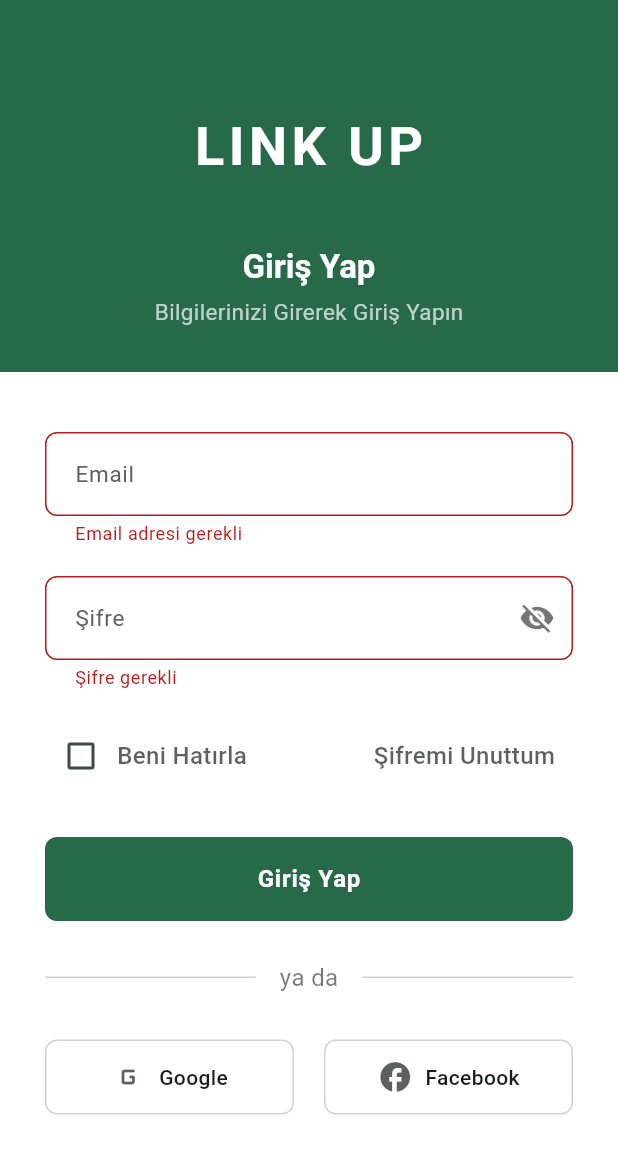
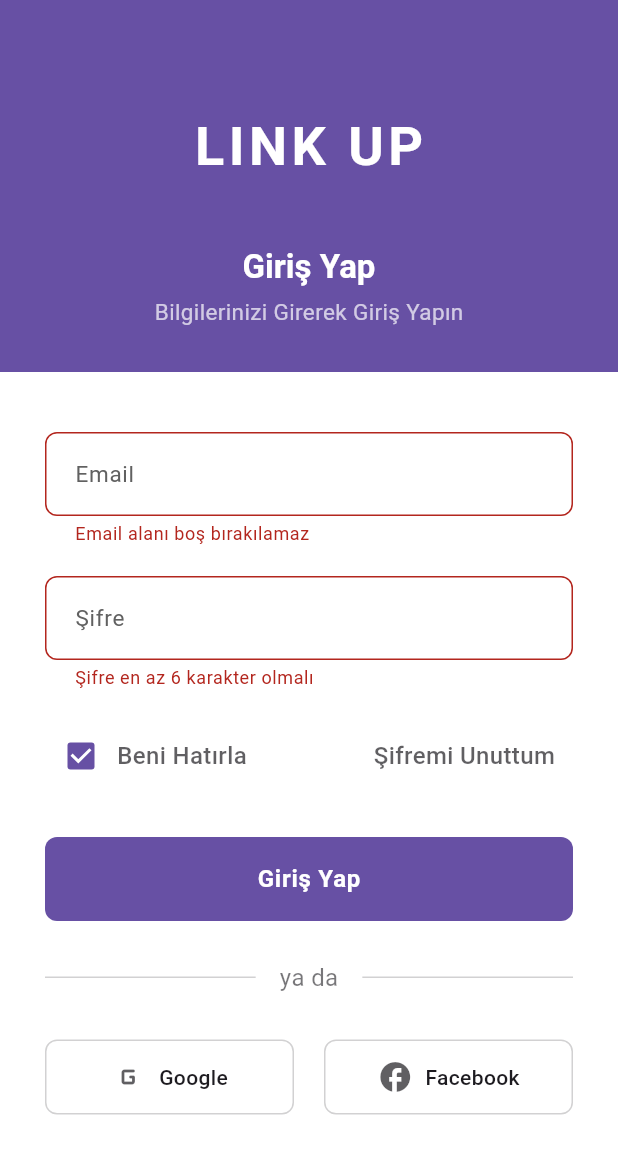
Before and after one commit to ricoglr/Linkup, a Flutter app: the screen it shows after launch, after a tap on "Giriş Yap", on a phone screen of 412 x 824 dp. Shown: the top 1154 px of the screen. Run offline on Flutter 3.47's test engine with Material 3 defaults, Android fonts, the light colour scheme and no system bars; our stand-ins replace firebase_auth, firebase_core, image_picker, shared_preferences; accounts and stored records are empty.

Commit message:
- Add secure navigation flow after authentication - Implement proper error handling for auth failures - Implement login/register functionality with email/password

```diff
--- a/lib/main.dart
+++ b/lib/main.dart
@@ -5,36 +5,33 @@
 import 'theme/theme_provider.dart';
 import 'package:firebase_core/firebase_core.dart';
 import 'firebase_options.dart';
+import 'widgets/bottom_navbar.dart';
 
-void main() {
+void main() async {
   WidgetsFlutterBinding.ensureInitialized();
-  Firebase.initializeApp(
+  await Firebase.initializeApp(
     options: DefaultFirebaseOptions.currentPlatform,
   );
-
-  runApp(ChangeNotifierProvider(
-      create: (context) => ThemeProvider(), child: MyApp()));
+  runApp(MyApp());
 }
 
-class MyApp extends StatefulWidget {
-  const MyApp({super.key});
-
-  @override
-  State<MyApp> createState() => MyAppState();
-}
-
-class MyAppState extends State<MyApp> {
+class MyApp extends StatelessWidget {
   @override
   Widget build(BuildContext context) {
-    return Consumer<ThemeProvider>(builder: (context, themeProvider, child) {
-      return MaterialApp(
-        title: 'LINK UP',
-        debugShowCheckedModeBanner: false,
-        theme:
-            themeProvider.isDarkMode ? AppTheme.darkTheme : AppTheme.lightTheme,
-        themeMode: themeProvider.isDarkMode ? ThemeMode.dark : ThemeMode.light,
-        home: LoginScreen(),
-      );
-    });
+    return ChangeNotifierProvider(
+      create: (context) => ThemeProvider(),
+      child: MaterialApp(
+        title: 'Etkinlik Uygulaması',
+        theme: ThemeData(
+            // ... tema ayarları ...
+            ),
+        initialRoute: '/login',
+        routes: {
+          '/login': (context) => const LoginScreen(),
+          '/home': (context) => const BottomNavBar(),
+          // ... diğer rotalar ...
+        },
+      ),
+    );
   }
 }
--- a/lib/screens/login_screen.dart
+++ b/lib/screens/login_screen.dart
@@ -1,9 +1,7 @@
 import 'package:flutter/material.dart';
-
-import '../widgets/bottom_navbar.dart';
+import '../services/auth_service.dart';
 import '../widgets/custom__textfield.dart';
 import 'forgot_password_screen.dart';
-import 'register_screen.dart';
 
 class LoginScreen extends StatefulWidget {
   const LoginScreen({super.key});
@@ -13,46 +11,39 @@
 }
 
 class _LoginScreenState extends State<LoginScreen> {
-  // Form anahtarı ile form doğrulama kontrolü
+  final AuthService _authService = AuthService();
   final _formKey = GlobalKey<FormState>();
-  // Şifre görünürlüğü kontrolü için değişken
-  bool _isPasswordVisible = false;
 
-  // Email ve şifre alanları için TextEditingController'lar
-  final _emailController = TextEditingController();
-  final _passwordController = TextEditingController();
+  String _email = '';
+  String _password = '';
+  String _error = '';
+  bool _isLogin = true;
 
-  // "Beni Hatırla" seçeneği için değişken
-  bool _rememberMe = false;
-
-  String? _handleEmail(String? value) {
-    if (value == null || value.isEmpty) {
-      return 'Email adresi gerekli';
+  Future<void> _submitForm() async {
+    if (_formKey.currentState!.validate()) {
+      _formKey.currentState!.save();
+      try {
+        if (_isLogin) {
+          await _authService.signInWithEmailAndPassword(_email, _password);
+          Navigator.pushReplacementNamed(context, '/home');
+        } else {
+          await _authService.registerWithEmailAndPassword(_email, _password);
+          Navigator.pushReplacementNamed(context, '/home');
+        }
+      } catch (e) {
+        setState(() {
+          _error = e.toString().contains('firebase_auth')
+              ? 'Email veya şifre hatalı'
+              : e.toString();
+        });
+        ScaffoldMessenger.of(context).showSnackBar(
+          SnackBar(
+            content: Text(_error),
+            backgroundColor: Colors.red,
+          ),
+        );
+      }
     }
-
-    final regex = RegExp(r'^[a-zA-Z0-9._%+-]+@[a-zA-Z0-9.-]+\.[a-zA-Z]{2,}$');
-    if (!regex.hasMatch(value)) {
-      return 'Geçerli bir email adresi girin';
-    }
-    return null;
-  }
-
-  String? _handlePassword(String? value) {
-    if (value == null || value.isEmpty) {
-      return 'Şifre gerekli';
-    }
-    if (value.length < 6) {
-      return 'Şifre en az 6 karakter olmalı';
-    }
-    return null;
-  }
-
-  @override
-  void dispose() {
-    // Bellek yönetimi için controller'ları dispose ediyoruz
-    _emailController.dispose();
-    _passwordController.dispose();
-    super.dispose();
   }
 
   @override
@@ -125,33 +116,23 @@
                       CustomTextField(
                         labelText: 'Email',
                         hintText: 'mail@example.com',
-                        controller: _emailController,
-                        validator: _handleEmail,
+                        controller: TextEditingController(text: _email),
+                        validator: (value) => value!.isEmpty
+                            ? 'Email alanı boş bırakılamaz'
+                            : null,
+                        onSaved: (value) => _email = value!,
                       ),
                       const SizedBox(height: 20),
                       // Şifre TextField
                       CustomTextField(
                         labelText: 'Şifre',
                         hintText: '••••••••',
-                        controller: _passwordController,
-                        suffixIcon: IconButton(
-                          icon: Icon(
-                            _isPasswordVisible
-                                ? Icons.visibility
-                                : Icons.visibility_off,
-                            color: Theme.of(context)
-                                .colorScheme
-                                .onBackground
-                                .withOpacity(0.6),
-                          ),
-                          onPressed: () {
-                            setState(() {
-                              _isPasswordVisible = !_isPasswordVisible;
-                            });
-                          },
-                        ),
-                        obsureText: !_isPasswordVisible,
-                        validator: _handlePassword,
+                        controller: TextEditingController(text: _password),
+                        obsureText: true,
+                        validator: (value) => value!.length < 6
+                            ? 'Şifre en az 6 karakter olmalı'
+                            : null,
+                        onSaved: (value) => _password = value!,
                       ),
                       const SizedBox(height: 20),
                       // Beni Hatırla ve Şifremi Unuttum
@@ -161,10 +142,11 @@
                           Row(
                             children: [
                               Checkbox(
-                                value: _rememberMe,
+                                value: _isLogin,
                                 onChanged: (value) {
                                   setState(() {
-                                    _rememberMe = value ?? false;
+                                    _isLogin = value ?? false;
+                                    _error = '';
                                   });
                                 },
                                 fillColor:
@@ -229,15 +211,7 @@
                       const SizedBox(height: 30),
                       // Giriş Yap Butonu
                       ElevatedButton(
-                        onPressed: () {
-                          if (_formKey.currentState?.validate() ?? false) {
-                            Navigator.pushReplacement(
-                              context,
-                              MaterialPageRoute(
-                                  builder: (context) => BottomNavBar()),
-                            );
-                          }
-                        },
+                        onPressed: _submitForm,
                         style: ElevatedButton.styleFrom(
                           backgroundColor:
                               Theme.of(context).colorScheme.primary,
@@ -250,7 +224,7 @@
                           elevation: 0,
                         ),
                         child: Text(
-                          'Giriş Yap',
+                          _isLogin ? 'Giriş Yap' : 'Kayıt Ol',
                           style: Theme.of(context)
                               .textTheme
                               .bodyLarge
@@ -324,7 +298,9 @@
                         mainAxisAlignment: MainAxisAlignment.center,
                         children: [
                           Text(
-                            'Hesabın yok mu? ',
+                            _isLogin
+                                ? 'Hesabın yok mu? '
+                                : 'Zaten hesabınız var mı? Giriş yapın',
                             style: Theme.of(context)
                                 .textTheme
                                 .bodyMedium
@@ -338,15 +314,13 @@
                           ),
                           TextButton(
                             onPressed: () {
-                              Navigator.pushReplacement(
-                                context,
-                                MaterialPageRoute(
-                                  builder: (context) => RegisterScreen(),
-                                ),
-                              );
+                              setState(() {
+                                _isLogin = !_isLogin;
+                                _error = '';
+                              });
                             },
                             child: Text(
-                              'Kayıt Ol',
+                              _isLogin ? 'Kayıt Ol' : 'Giriş Yap',
                               style: Theme.of(context)
                                   .textTheme
                                   .bodyMedium
--- a/lib/screens/profile_screen.dart
+++ b/lib/screens/profile_screen.dart
@@ -4,6 +4,7 @@
 import '../services/badge_service.dart';
 import '../theme/theme_provider.dart';
 import 'login_screen.dart';
+import '../services/auth_service.dart';
 
 class ProfileScreen extends StatefulWidget {
   const ProfileScreen({super.key});
@@ -14,6 +15,7 @@
 
 class _ProfileScreenState extends State<ProfileScreen> {
   final BadgeService _badgeService = BadgeService();
+  final AuthService _authService = AuthService();
 
   // Temsili veriler aynı kalacak
   final Map<String, dynamic> _userData = {
--- a/lib/widgets/custom__textfield.dart
+++ b/lib/widgets/custom__textfield.dart
@@ -7,6 +7,7 @@
   final TextEditingController? controller;
   final Widget? suffixIcon;
   final String? Function(String?)? validator;
+  final Function(String?)? onSaved;
 
   const CustomTextField({
     super.key,
@@ -16,6 +17,7 @@
     this.controller,
     this.suffixIcon,
     this.validator,
+    this.onSaved,
   });
 
   @override
@@ -24,6 +26,7 @@
       controller: controller,
       obscureText: obsureText,
       validator: validator,
+      onSaved: onSaved,
       decoration: InputDecoration(
         labelText: labelText,
         hintText: hintText,
```
Also changed, not shown: lib/services/auth_service.dart (added, +59 -0 lines), lib/widgets/bottom_navbar.dart (+13 -4 lines), lib/constant/entities.dart (line endings or trailing spaces), 1 other file.
